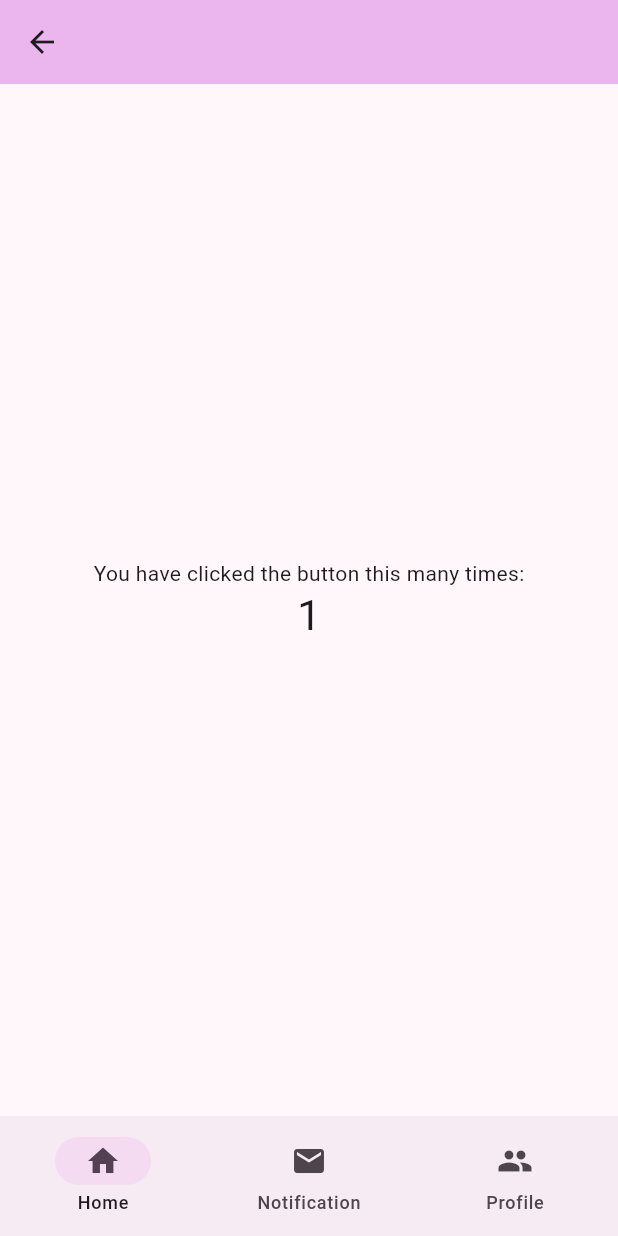
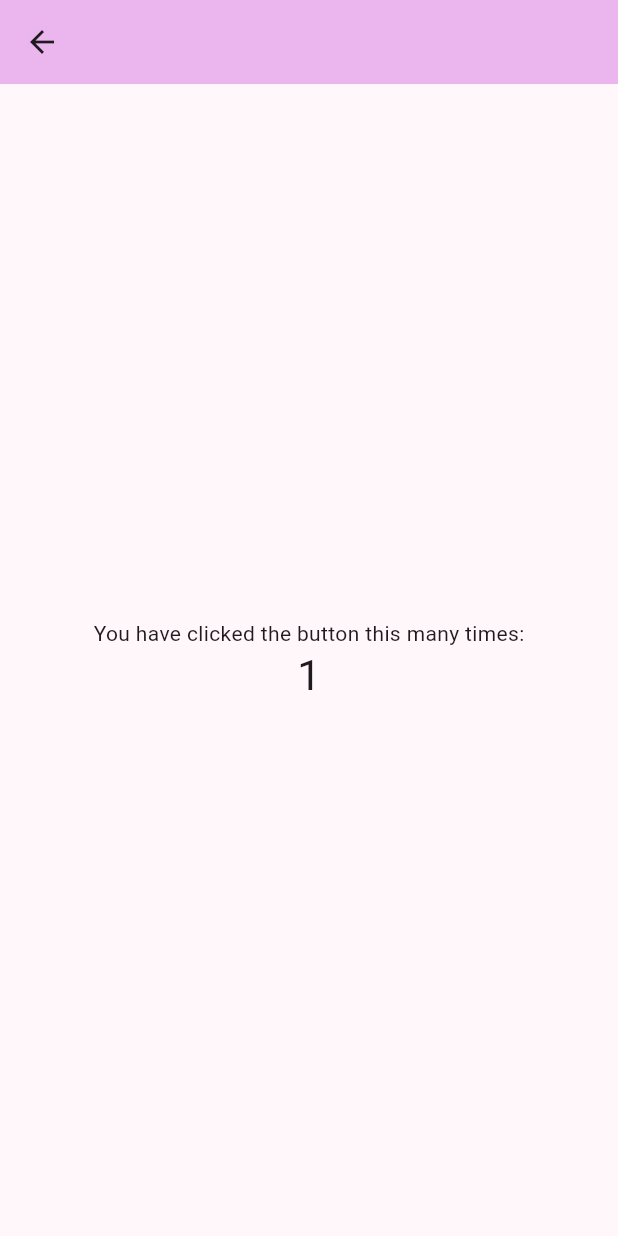
Before and after one commit to lightbiteMY/lightbite, a Flutter app: the HomeTemplate screen opened directly with empty values, on a phone screen of 412 x 824 dp. Run offline on Flutter 3.47's test engine with Material 2 defaults, Android fonts, the phone set to English and light mode, and no system bars.

Commit message:
🎨 Update HomeTemplate

```diff
--- a/lib/template/home.dart
+++ b/lib/template/home.dart
@@ -4,13 +4,9 @@ class HomeTemplate extends StatelessWidget {
   const HomeTemplate({
     super.key,
     required this.title,
-    required this.currentPageIndex,
-    required this.onDestinationSelected,
   });
 
   final String title;
-  final int currentPageIndex;
-  final Function onDestinationSelected;
 
   @override
   Widget build(BuildContext context) {
@@ -19,20 +15,7 @@ class HomeTemplate extends StatelessWidget {
         backgroundColor: Theme.of(context).colorScheme.inversePrimary,
         title: Text(title),
       ),
-        bottomNavigationBar: NavigationBar(
-          onDestinationSelected: (int index) {
-            onDestinationSelected(index);
-          },
-          selectedIndex: currentPageIndex,
-          destinations: const <Widget>[
-            NavigationDestination(icon: Icon(Icons.home), label: 'Home'),
-            NavigationDestination(
-                icon: Icon(Icons.mail), label: 'Notification'),
-            NavigationDestination(icon: Icon(Icons.people), label: 'Profile')
-          ],
-        ),
-        body: <Widget>[
-          Center(
+      body: Center(
         child: Column(
           mainAxisAlignment: MainAxisAlignment.center,
           children: <Widget>[
@@ -46,34 +29,6 @@ class HomeTemplate extends StatelessWidget {
           ],
         ),
       ),
-          Center(
-            child: Column(
-              mainAxisAlignment: MainAxisAlignment.center,
-              children: <Widget>[
-                const Text(
-                  'Notification',
-                ),
-                Text(
-                  '2',
-                  style: Theme.of(context).textTheme.headlineMedium,
-                ),
-              ],
-            ),
-          ),
-          Center(
-            child: Column(
-              mainAxisAlignment: MainAxisAlignment.center,
-              children: <Widget>[
-                const Text(
-                  'Profile',
-                ),
-                Text(
-                  '3',
-                  style: Theme.of(context).textTheme.headlineMedium,
-                ),
-              ],
-            ),
-          ),
-        ][currentPageIndex]);
+    );
   }
 }
```
Lines whose indentation alone changed are shown as unchanged.
